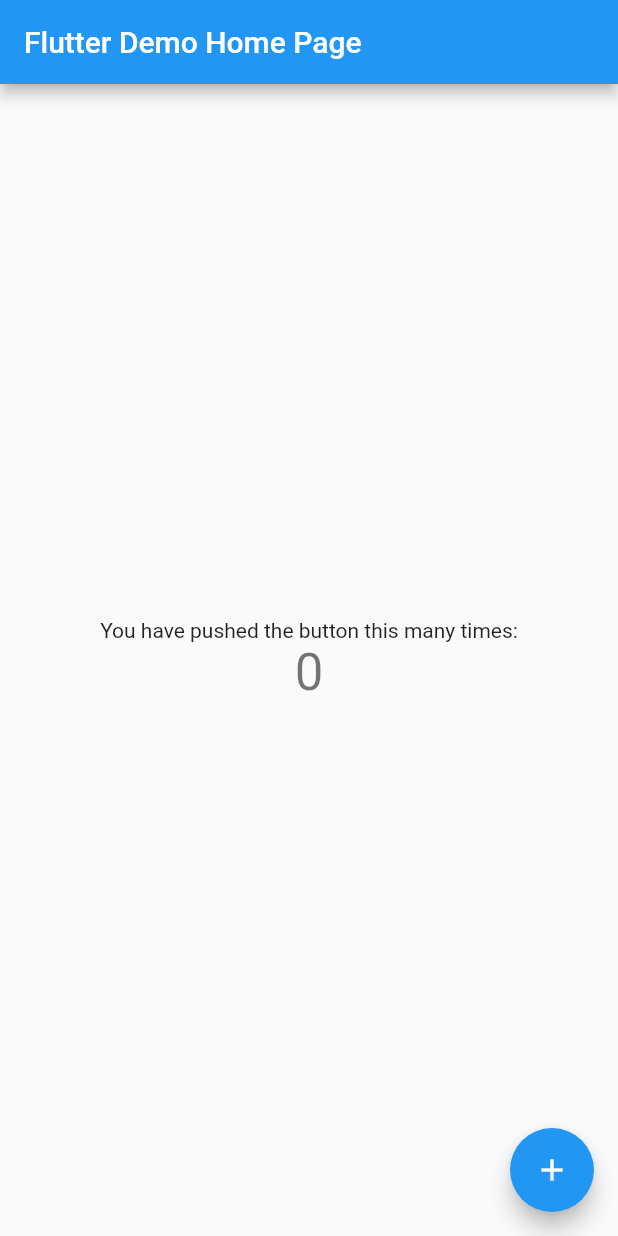
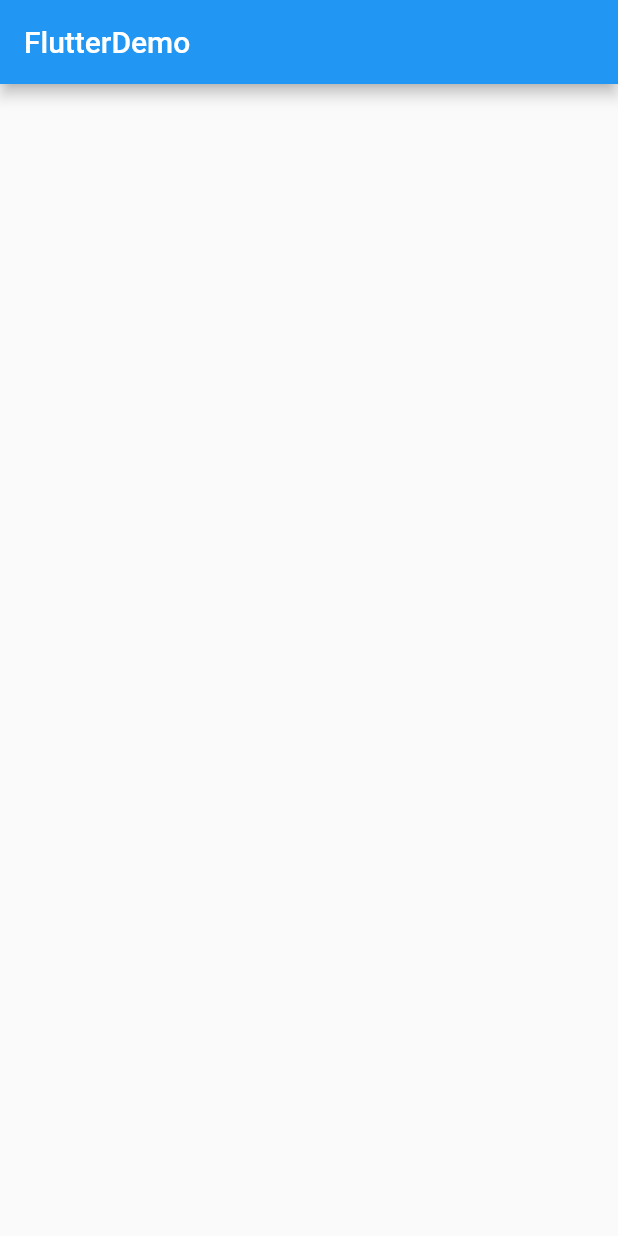
Before and after one commit to acBool/FlutterDemo, a Flutter app: the screen it shows after launch, on a phone screen of 412 x 824 dp. Run offline on Flutter 3.47's test engine with Material 2 defaults, Android fonts, the phone set to English and light mode, and no system bars.

Commit message:
replace home page

```diff
--- a/flutter_study_demo/lib/main.dart
+++ b/flutter_study_demo/lib/main.dart
@@ -24,8 +24,21 @@
         // is not restarted.
         primarySwatch: Colors.blue,
       ),
-      home: const MyHomePage(title: 'Flutter Demo Home Page'),
+      //home: const MyHomePage(title: 'Flutter Demo Home Page'),
+      home: NewHomePage(),
     );
+  }
+}
+
+class NewHomePage extends StatelessWidget {
+  @override
+  Widget build(BuildContext context) {
+    return Scaffold(
+        appBar: AppBar(title: Text("FlutterDemo")),
+        body: Container(
+          padding: const EdgeInsets.all(10.0),
+          child: ListView(),
+        ));
   }
 }
 
```
